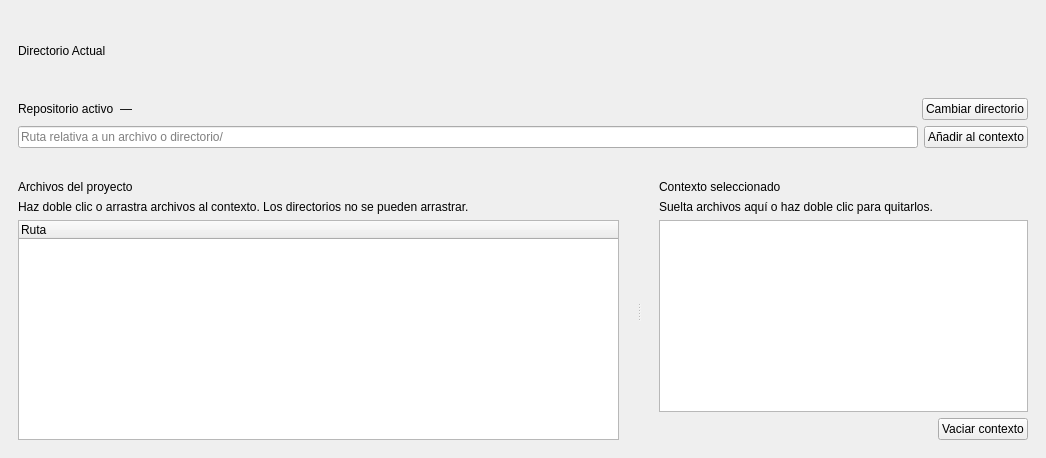
The window that ui_pyqt/forms/workspace_page.ui (CHOP4NCHO/refi_alpha) describes before a commit, drawn with Qt 5.
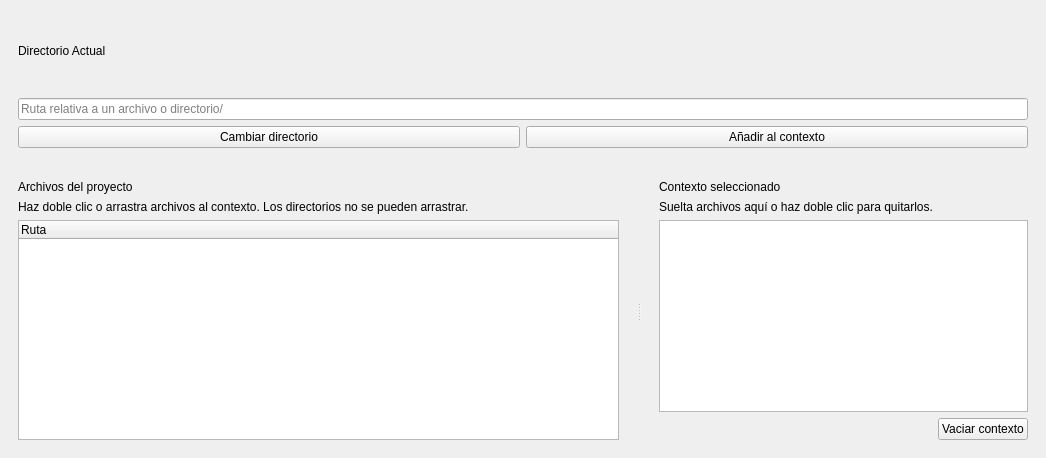
The same window after the commit.

```diff
--- a/ui_pyqt/forms/workspace_page.ui
+++ b/ui_pyqt/forms/workspace_page.ui
@@ -52,35 +52,17 @@
        </widget>
       </item>
        <item>
-        <layout class="QHBoxLayout" name="workspaceRow">
-         <property name="spacing"><number>6</number></property>
-        <item>
-         <widget class="QLabel" name="activeRepoCaption">
-          <property name="text">
-           <string>Repositorio activo</string>
+       <widget class="QLineEdit" name="path_input">
+        <property name="placeholderText">
+         <string>Ruta relativa a un archivo o directorio/</string>
           </property>
          </widget>
         </item>
         <item>
-         <widget class="QLabel" name="workspace_label">
-          <property name="text">
-           <string>—</string>
-          </property>
-         </widget>
-        </item>
-        <item>
-         <spacer name="workspaceStretch">
-          <property name="orientation">
-           <enum>Qt::Orientation::Horizontal</enum>
-          </property>
-          <property name="sizeHint" stdset="0">
-           <size>
-            <width>40</width>
-            <height>20</height>
-           </size>
-          </property>
-         </spacer>
-        </item>
+       <layout class="QHBoxLayout" name="pathRow">
+        <property name="spacing">
+         <number>6</number>
+        </property>
         <item>
          <widget class="QPushButton" name="change_button">
           <property name="text">
@@ -88,18 +70,6 @@
           </property>
           <property name="primary" stdset="0">
            <bool>true</bool>
-          </property>
-         </widget>
-        </item>
-       </layout>
-      </item>
-       <item>
-        <layout class="QHBoxLayout" name="pathRow">
-         <property name="spacing"><number>6</number></property>
-        <item>
-         <widget class="QLineEdit" name="path_input">
-          <property name="placeholderText">
-           <string>Ruta relativa a un archivo o directorio/</string>
           </property>
          </widget>
         </item>
```
Lines whose indentation alone changed are shown as unchanged.
